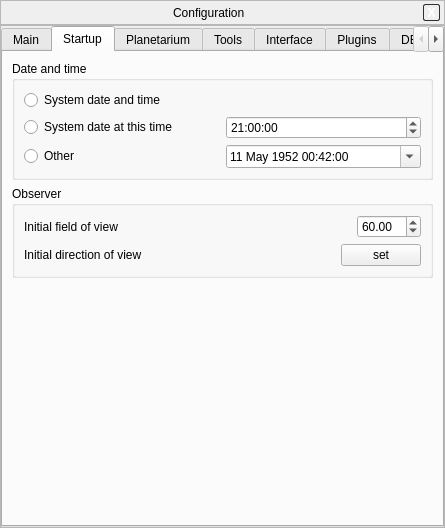
This is src/gui/configurationDialog.ui in 519984307/stellarium_src as Qt 5 draws it before an edit. The edited form follows.
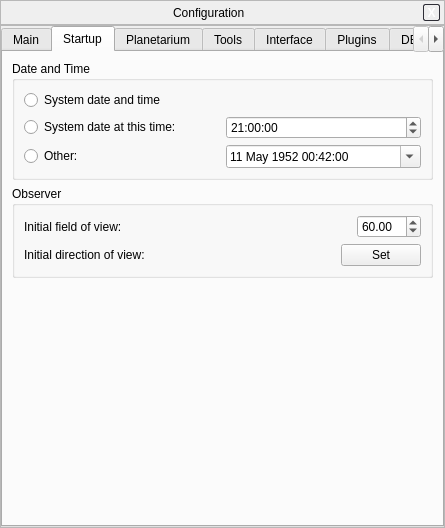
This is the edited form. Custom widgets are drawn as their Qt base class.

Commit message: Use Header Case for consistency. Appended ":" as well.

The edit to the form file:
```diff
--- a/src/gui/configurationDialog.ui
+++ b/src/gui/configurationDialog.ui
@@ -217,7 +217,7 @@
            <x>0</x>
            <y>0</y>
            <width>437</width>
-           <height>470</height>
+           <height>472</height>
           </rect>
          </property>
          <attribute name="title" >
@@ -227,7 +227,7 @@
           <item>
            <widget class="QGroupBox" name="groupBox" >
             <property name="title" >
-             <string>Date and time</string>
+             <string>Date and Time</string>
             </property>
             <layout class="QVBoxLayout" >
              <item>
@@ -248,7 +248,7 @@
                   <string>Sets the simulation time to the next instance of this time of day when Stellarium starts</string>
                  </property>
                  <property name="text" >
-                  <string>System date at this time</string>
+                  <string>System date at this time:</string>
                  </property>
                 </widget>
                </item>
@@ -276,7 +276,7 @@
                   <string>Use a specific date and time when Stellarium starts up</string>
                  </property>
                  <property name="text" >
-                  <string>Other</string>
+                  <string>Other:</string>
                  </property>
                 </widget>
                </item>
@@ -317,7 +317,7 @@
                <item>
                 <widget class="QLabel" name="label_3" >
                  <property name="text" >
-                  <string>Initial field of view</string>
+                  <string>Initial field of view:</string>
                  </property>
                 </widget>
                </item>
@@ -357,7 +357,7 @@
                <item>
                 <widget class="QLabel" name="label_2" >
                  <property name="text" >
-                  <string>Initial direction of view</string>
+                  <string>Initial direction of view:</string>
                  </property>
                 </widget>
                </item>
@@ -380,7 +380,7 @@
                   <string>Use the current viewing direction (altitude and azimuth) when Stellarim starts.</string>
                  </property>
                  <property name="text" >
-                  <string>set</string>
+                  <string>Set</string>
                  </property>
                 </widget>
                </item>
```
Left out of the diff: 18 changed lines with no effect on the pictures.
